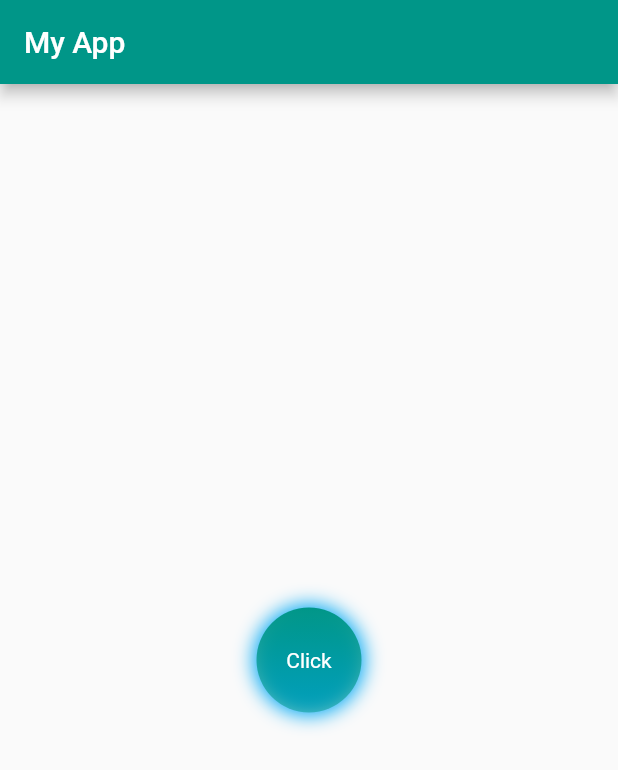
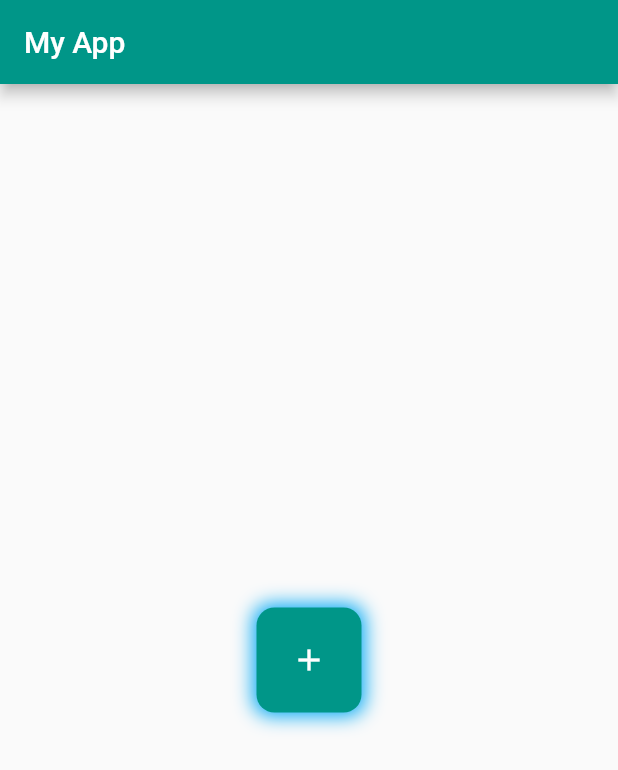
Before and after one commit to PrantoMondal/DiceGameFlutter, a Flutter app: the screen it shows after launch, on a phone screen of 412 x 824 dp. Shown: the top 770 px of the screen. Run offline on Flutter 3.47's test engine with Material 2 defaults, Android fonts, the phone set to English and light mode, and no system bars.

Commit message:
Animation added

```diff
--- a/lib/pages/home_page.dart
+++ b/lib/pages/home_page.dart
@@ -11,11 +11,53 @@ class HomePage extends StatelessWidget {
         title: Text('My App'),
       ),
       body: Center(
-        child: GestureDetector(
-          onTap: (){
-            print('Clicked');
+        child: MyButton(
+          onPressed: (){
+            print('My Btn Clicked');
           },
-          child: Container(
+          child: Icon(Icons.add,color: Colors.white,),
+        ),
+      ),
+    );
+  }
+}
+
+class MyButton extends StatefulWidget {
+  final Widget child;
+  final VoidCallback onPressed;
+
+  const MyButton({
+    Key? key,
+    required this.child,
+    required this.onPressed,
+  }) : super(key: key);
+
+  @override
+  State<MyButton> createState() => _MyButtonState();
+}
+
+class _MyButtonState extends State<MyButton> {
+  var isTapDown = false;
+  @override
+  Widget build(BuildContext context) {
+
+    return GestureDetector(
+      onTap: widget.onPressed,
+      onTapDown: (details){
+        setState(() {
+          isTapDown = true;
+        });
+
+      },
+      onTapUp: (details){
+        setState(() {
+          isTapDown = false;
+        });
+
+
+      },
+      child: AnimatedContainer(
+      duration: Duration(milliseconds: 150),
         /*transform: Matrix4.rotationZ(0.01745*45),
         transformAlignment: Alignment.center,*/
         alignment: Alignment.center,
@@ -23,8 +65,8 @@ class HomePage extends StatelessWidget {
         height: 70,
         padding: EdgeInsets.all(12),
         decoration: BoxDecoration(
-                color: Theme.of(context).primaryColor,
-              shape: BoxShape.circle,
+            color: isTapDown? Colors.red : Theme.of(context).primaryColor,
+          borderRadius: BorderRadius.circular(isTapDown ? 35 : 12),
           boxShadow: [
             BoxShadow(
               color: Colors.lightBlue,
@@ -33,20 +75,14 @@ class HomePage extends StatelessWidget {
               spreadRadius: 2
             )
           ],
-              gradient: LinearGradient(
-                colors: [Theme.of(context).primaryColor,
-                  Theme.of(context).primaryColor.withOpacity(0.5)],
-                begin: Alignment.topCenter,
-                end: Alignment.bottomCenter
-              )
+          // gradient: LinearGradient(
+          //   colors: [Theme.of(context).primaryColor,
+          //     Theme.of(context).primaryColor.withOpacity(0.5)],
+          //   begin: Alignment.topCenter,
+          //   end: Alignment.bottomCenter
+          // )
         ),
-            child: Text(
-              'Click',
-              overflow: TextOverflow.ellipsis,
-              style: TextStyle(color: Colors.white),
-            ),
-          ),
-        ),
+        child: widget.child
       ),
     );
   }
```
Lines whose indentation alone changed are shown as unchanged.
